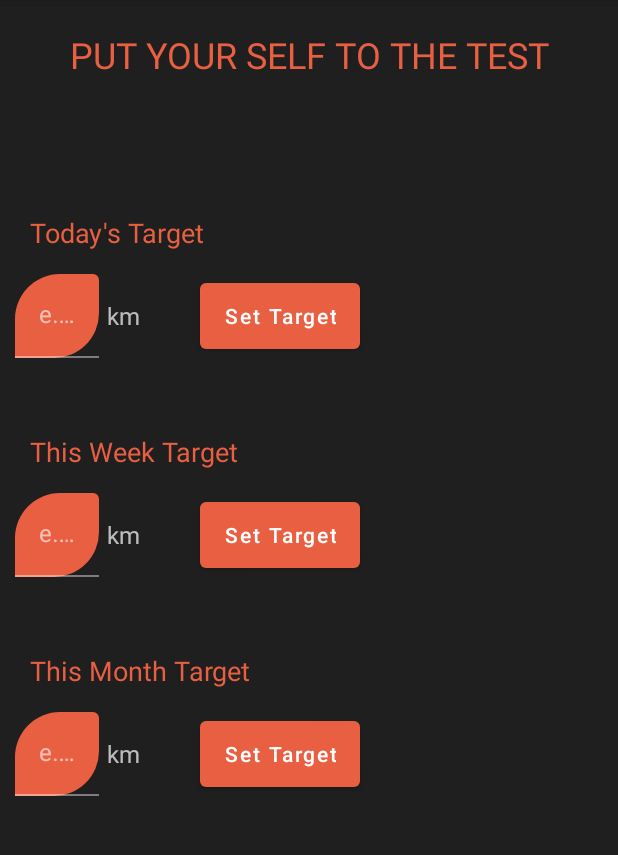
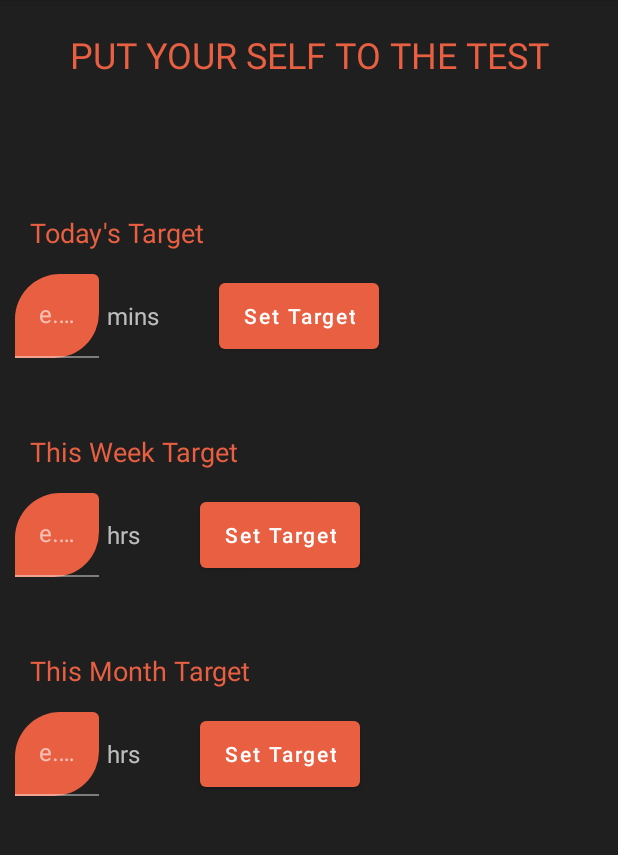
Before and after one commit to osualaFC/Burn-It, an Android app: the TargetFragment screen opened through its navigation route, on a phone screen of 412 x 824 dp, the part 84-939 px from its top. Run offline under Robolectric (Android 15) with nearby library versions, the phone set to English and light mode, and no system bars; our stand-ins replace Dagger/Hilt's generated code, navigation-ui.

Commit message:
save and retrieve run image from phone storage

```diff
--- a/app/src/main/AndroidManifest.xml
+++ b/app/src/main/AndroidManifest.xml
@@ -6,6 +6,8 @@
     <uses-permission android:name="android.permission.ACCESS_COARSE_LOCATION" />
     <uses-permission android:name="android.permission.ACCESS_BACKGROUND_LOCATION" />
     <uses-permission android:name="android.permission.FOREGROUND_SERVICE" />
+    <uses-permission android:name="android.permission.READ_EXTERNAL_STORAGE" />
+    <uses-permission android:name="android.permission.WRITE_EXTERNAL_STORAGE" />
     <uses-permission android:name="android.permission.INTERNET"/>
 
 
@@ -17,6 +19,7 @@
         android:roundIcon="@mipmap/ic_launcher_round"
         android:supportsRtl="true"
         android:usesCleartextTraffic="true"
+        android:requestLegacyExternalStorage="true"
         android:theme="@style/Theme.BurnIt">
         <activity android:name=".ui.MainActivity" android:launchMode="singleTask">
             <intent-filter>
--- a/app/src/main/java/com/example/burn_it/adapters/RunAdapter.kt
+++ b/app/src/main/java/com/example/burn_it/adapters/RunAdapter.kt
@@ -1,5 +1,6 @@
 package com.example.burn_it.adapters
 
+import android.graphics.BitmapFactory
 import android.view.LayoutInflater
 import android.view.View
 import android.view.ViewGroup
@@ -20,7 +21,10 @@ class RunAdapter : RecyclerView.Adapter<RunAdapter.RunViewHolder>() {
 
         fun bind(run: Run){
             binding.apply{
-                Glide.with(this.ivRunImage).load(run.img).into(ivRunImage)
+                if(run.img.isNotEmpty()){
+                    ivRunImage.setImageBitmap(BitmapFactory.decodeFile(run.img))
+                }
+              //  Glide.with(this.ivRunImage).load(run.img).into(ivRunImage)
 
                 val calendar = Calendar.getInstance().apply {
                     timeInMillis = run.timestamp
--- a/app/src/main/java/com/example/burn_it/db/Run.kt
+++ b/app/src/main/java/com/example/burn_it/db/Run.kt
@@ -7,7 +7,7 @@ import androidx.room.PrimaryKey
 
 @Entity(tableName = "running_table")
 data class Run(
-    var img: Bitmap? = null,
+    var img: String = "",
     var timestamp: Long = 0L,
     var avgSpeedInKMH: Float = 0f,
     var distanceInMeters: Int = 0,
--- a/app/src/main/res/layout/fragment_target.xml
+++ b/app/src/main/res/layout/fragment_target.xml
@@ -63,7 +63,7 @@
         <com.google.android.material.textview.MaterialTextView
             android:layout_width="wrap_content"
             android:layout_height="wrap_content"
-            android:text="@string/km"
+            android:text="@string/mins"
             android:textSize="16sp"
             android:layout_gravity="center"
             android:layout_marginStart="5dp"/>
@@ -126,7 +126,7 @@
         <com.google.android.material.textview.MaterialTextView
             android:layout_width="wrap_content"
             android:layout_height="wrap_content"
-            android:text="@string/km"
+            android:text="@string/hrs"
             android:textSize="16sp"
             android:layout_gravity="center"
             android:layout_marginStart="5dp"/>
@@ -188,7 +188,7 @@
         <com.google.android.material.textview.MaterialTextView
             android:layout_width="wrap_content"
             android:layout_height="wrap_content"
-            android:text="@string/km"
+            android:text="@string/hrs"
             android:textSize="16sp"
             android:layout_gravity="center"
             android:layout_marginStart="5dp"/>
--- a/app/src/main/res/values/strings.xml
+++ b/app/src/main/res/values/strings.xml
@@ -32,10 +32,11 @@
     <string name="put_your_self_to_the_test">PUT YOUR SELF TO THE TEST</string>
     <string name="today_s_target">Today\'s Target</string>
     <string name="_1000">1000</string>
-    <string name="km">km</string>
+    <string name="mins">mins</string>
+    <string name="hrs">hrs</string>
     <string name="set_target">Set Target</string>
     <string name="_10"> e.g 10</string>
-    <string name="_2"> e.g 2</string>
+    <string name="_2"> e.g 30</string>
     <string name="this_week_target">This Week Target</string>
     <string name="this_month_target">This Month Target</string>
     <string name="_40"> e.g 40</string>
```
Also changed, not shown: app/src/main/java/com/example/burn_it/ui/RunFragment.kt (+6 -2 lines), app/src/main/java/com/example/burn_it/ui/TrackingFragment.kt (+47 -8 lines), app/src/main/java/com/example/burn_it/ui/viewModels/MainViewModel.kt (line endings or trailing spaces), 1 other file.
